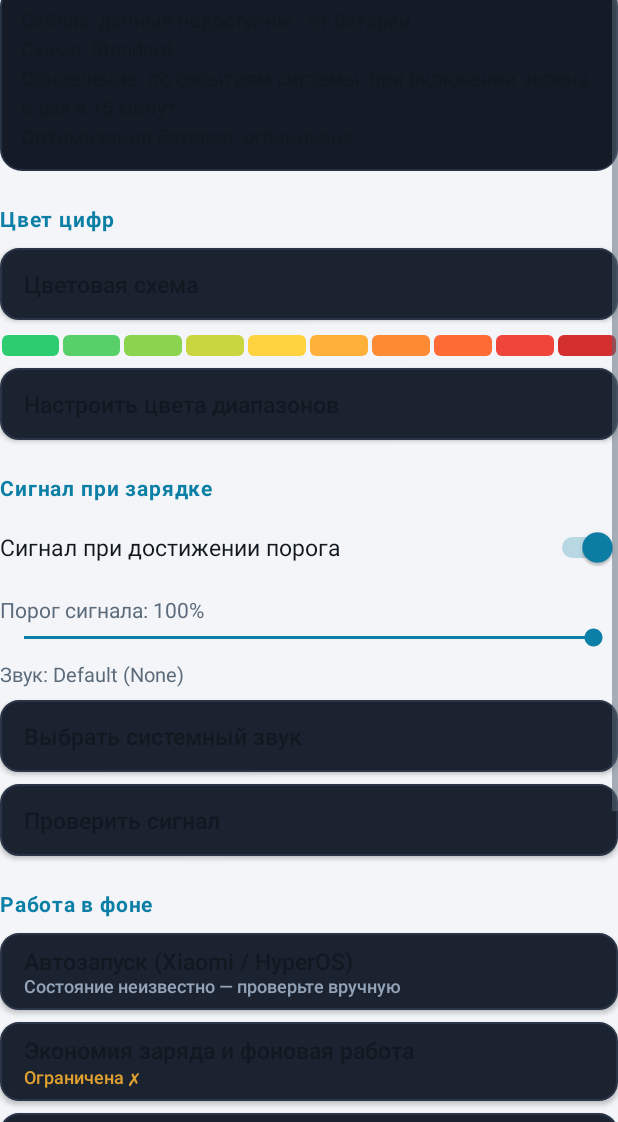
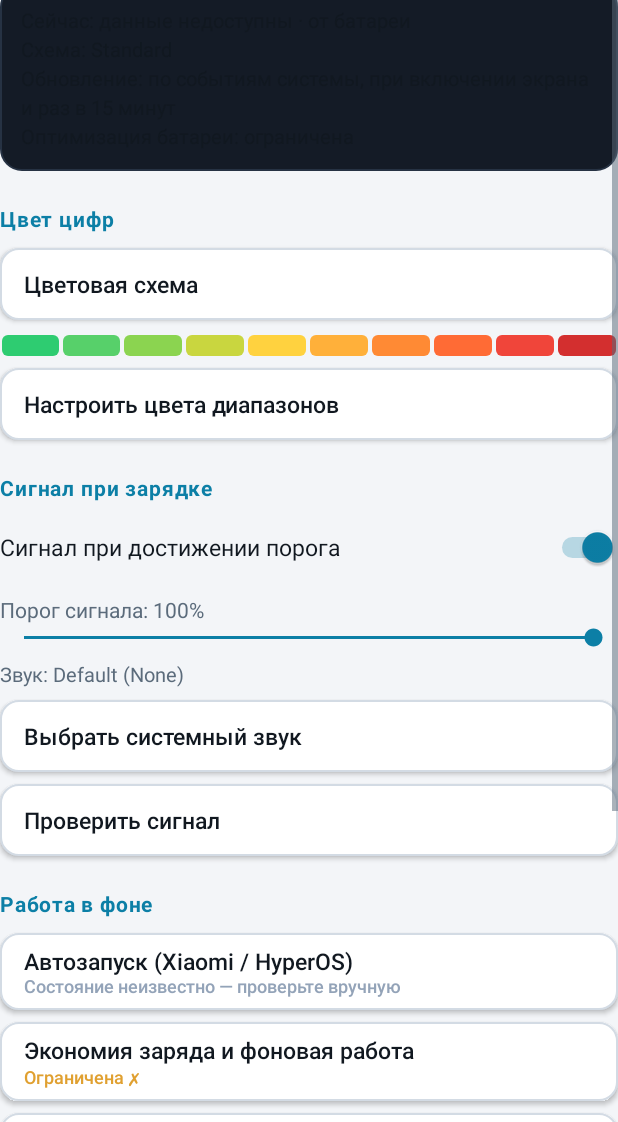
Before and after one commit to V8TD/Q-battery, an Android app: the MainActivity screen opened directly, with no data from a screen before it, on a phone screen of 412 x 824 dp, the part 114-1236 px from its top. Run offline under Robolectric (Android 15) with nearby library versions, the phone set to English and light mode, and no system bars.

Commit message:
Update bg_button.xml

```diff
--- a/app/src/main/res/drawable/bg_button.xml
+++ b/app/src/main/res/drawable/bg_button.xml
@@ -1,11 +1,11 @@
 <?xml version="1.0" encoding="utf-8"?>
 <ripple xmlns:android="http://schemas.android.com/apk/res/android"
-    android:color="#4035D9FF">
+    android:color="@color/ripple">
     <item>
         <shape android:shape="rectangle">
-            <solid android:color="#FF1B2330" />
+            <solid android:color="@color/button" />
             <corners android:radius="12dp" />
-            <stroke android:width="1dp" android:color="#FF2A3547" />
+            <stroke android:width="1dp" android:color="@color/stroke" />
         </shape>
     </item>
 </ripple>
```
